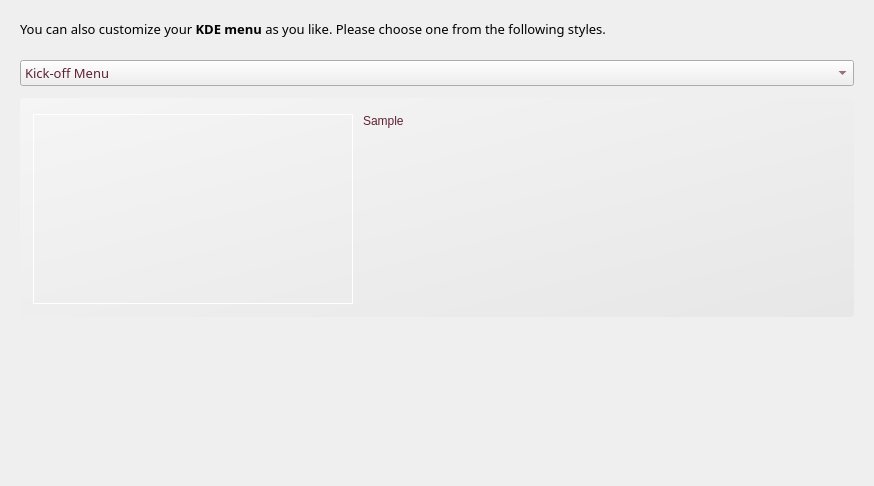
pars-linux/uludag, file kde/kaptan/src/gui/menuWidget.ui: the form before one commit.
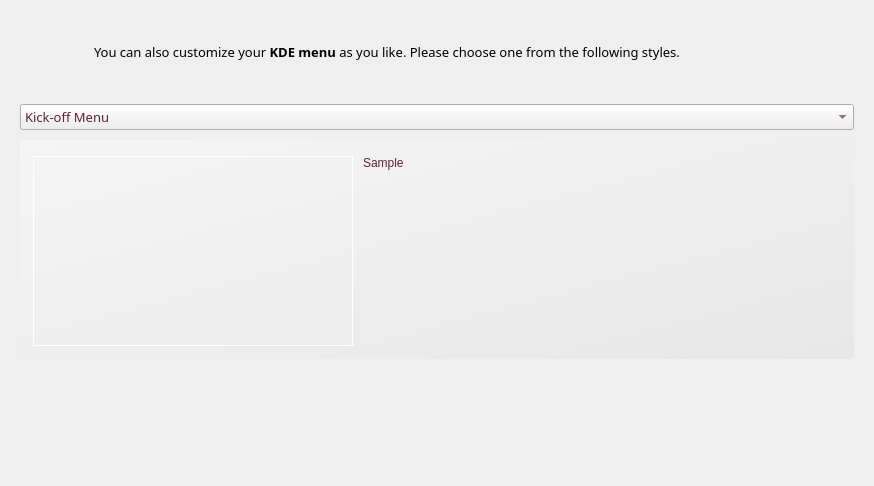
The form after the commit. Icons and pictures are not drawn.

The edit to the form file:
```diff
--- a/kde/kaptan/src/gui/menuWidget.ui
+++ b/kde/kaptan/src/gui/menuWidget.ui
@@ -23,16 +23,35 @@
    <string notr="true"/>
   </property>
   <layout class="QGridLayout" name="gridLayout">
-   <property name="horizontalSpacing">
-    <number>0</number>
-   </property>
-   <property name="verticalSpacing">
-    <number>2</number>
-   </property>
    <property name="margin">
     <number>20</number>
    </property>
-   <item row="0" column="0" colspan="3">
+   <property name="spacing">
+    <number>0</number>
+   </property>
+   <item row="0" column="0">
+    <widget class="QLabel" name="label">
+     <property name="minimumSize">
+      <size>
+       <width>64</width>
+       <height>64</height>
+      </size>
+     </property>
+     <property name="maximumSize">
+      <size>
+       <width>64</width>
+       <height>64</height>
+      </size>
+     </property>
+     <property name="text">
+      <string/>
+     </property>
+     <property name="pixmap">
+      <pixmap resource="raw.qrc">:/raw/pics/kde.png</pixmap>
+     </property>
+    </widget>
+   </item>
+   <item row="0" column="1">
     <widget class="QLabel" name="description">
      <property name="font">
       <font>
@@ -49,6 +68,9 @@
      <property name="wordWrap">
       <bool>true</bool>
      </property>
+     <property name="indent">
+      <number>10</number>
+     </property>
     </widget>
    </item>
    <item row="1" column="1">
@@ -67,6 +89,34 @@
      </property>
     </spacer>
    </item>
+   <item row="2" column="0" colspan="2">
+    <widget class="QComboBox" name="menuStyles">
+     <property name="font">
+      <font>
+       <family>Sans Serif</family>
+       <pointsize>10</pointsize>
+      </font>
+     </property>
+     <property name="styleSheet">
+      <string notr="true">color: rgb(95, 34, 52);</string>
+     </property>
+     <item>
+      <property name="text">
+       <string>Kick-off Menu</string>
+      </property>
+     </item>
+     <item>
+      <property name="text">
+       <string>Simple Menu</string>
+      </property>
+     </item>
+     <item>
+      <property name="text">
+       <string>Lancelot Menu</string>
+      </property>
+     </item>
+    </widget>
+   </item>
    <item row="3" column="1">
     <spacer name="verticalSpacer">
      <property name="orientation">
@@ -83,7 +133,7 @@
      </property>
     </spacer>
    </item>
-   <item row="4" column="0" colspan="3">
+   <item row="4" column="0" colspan="2">
     <widget class="QGroupBox" name="groupBox">
      <property name="minimumSize">
       <size>
@@ -201,7 +251,7 @@
      </layout>
     </widget>
    </item>
-   <item row="5" column="0" colspan="3">
+   <item row="5" column="0" colspan="2">
     <spacer name="verticalSpacer_5">
      <property name="orientation">
       <enum>Qt::Vertical</enum>
@@ -217,34 +267,6 @@
      </property>
     </spacer>
    </item>
-   <item row="2" column="0" colspan="3">
-    <widget class="QComboBox" name="menuStyles">
-     <property name="font">
-      <font>
-       <family>Sans Serif</family>
-       <pointsize>10</pointsize>
-      </font>
-     </property>
-     <property name="styleSheet">
-      <string notr="true">color: rgb(95, 34, 52);</string>
-     </property>
-     <item>
-      <property name="text">
-       <string>Kick-off Menu</string>
-      </property>
-     </item>
-     <item>
-      <property name="text">
-       <string>Simple Menu</string>
-      </property>
-     </item>
-     <item>
-      <property name="text">
-       <string>Lancelot Menu</string>
-      </property>
-     </item>
-    </widget>
-   </item>
   </layout>
  </widget>
  <resources/>
```
Left out of the diff: 4 changed lines with no effect on the pictures.
